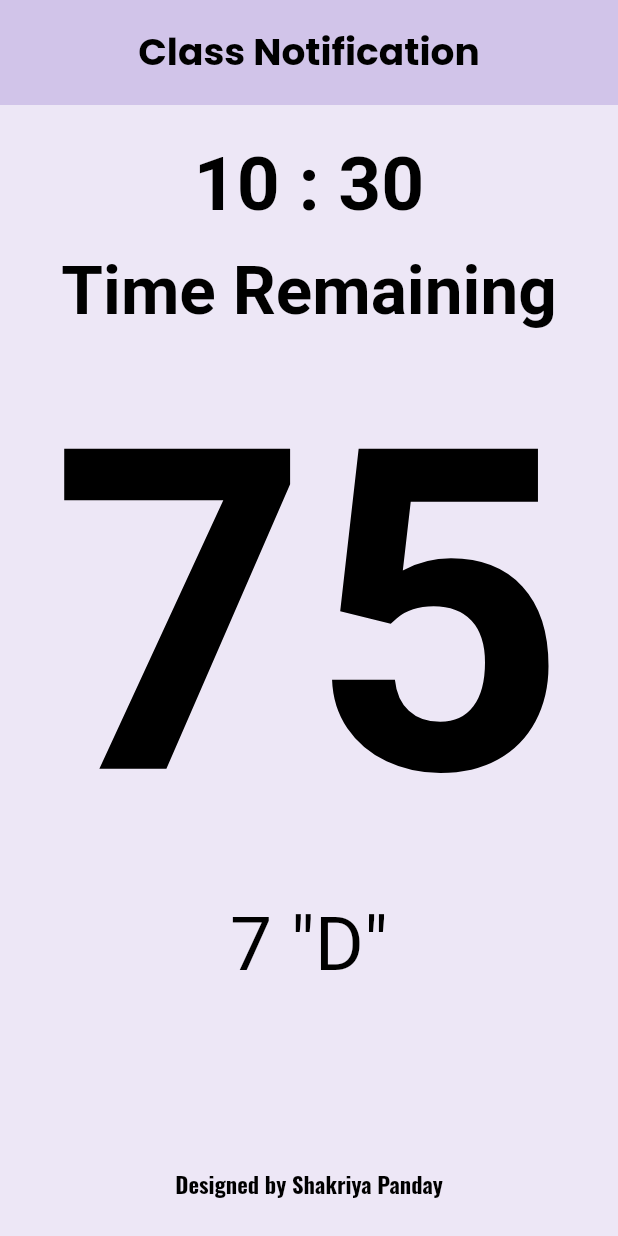
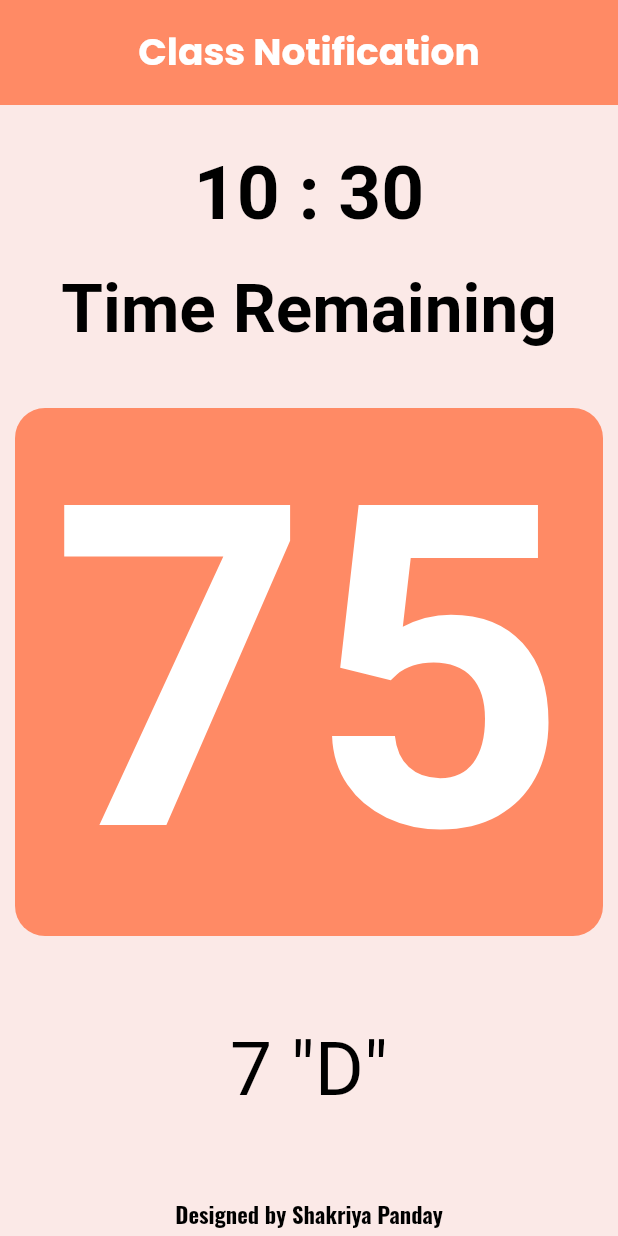
Before and after one commit to ShakriyaPanday/timetable, a Flutter app: the screen it shows after launch, after a tap on "Designed by Shakriya Panday", on a phone screen of 412 x 824 dp. Run offline on Flutter 3.47's test engine with Material 2 defaults, Android fonts, the light colour scheme and no system bars; our stand-ins replace google_fonts; Roboto replaces fonts that are missing (Ubuntu).

Commit message:
Color Changed

```diff
--- a/lib/main.dart
+++ b/lib/main.dart
@@ -14,9 +14,10 @@ class MyApp extends StatelessWidget {
       debugShowCheckedModeBanner: false,
       title: "Bell",
       theme: ThemeData(
-          scaffoldBackgroundColor: Colors.deepPurple[50],
+          scaffoldBackgroundColor: Colors.deepOrange[50],
           appBarTheme: AppBarTheme(
-            backgroundColor: Colors.deepPurple[100],
+            backgroundColor: Colors.deepOrange[300],
+            foregroundColor: Colors.white,
             elevation: 0,
             centerTitle: true,
             toolbarHeight: 70,
--- a/lib/pages/homepage.dart
+++ b/lib/pages/homepage.dart
@@ -20,7 +20,7 @@ class HomePage extends StatelessWidget {
             style: GoogleFonts.poppins(
               fontWeight: FontWeight.bold,
               fontSize: 25,
-              color: Colors.black,
+              // color: Colors.white,
             ),
           ),
         ),
--- a/lib/utlis/currenttime.dart
+++ b/lib/utlis/currenttime.dart
@@ -22,9 +22,12 @@ class _CurrentTimeState extends State<CurrentTime> {
       padding: const EdgeInsets.all(10.0),
       child: Center(
         child: Column(
-          mainAxisAlignment: MainAxisAlignment.spaceEvenly,
+          mainAxisAlignment: MainAxisAlignment.start,
           crossAxisAlignment: CrossAxisAlignment.center,
           children: [
+            SizedBox(
+              height: 20,
+            ),
             Container(
               child: Text(
                 currentHour.toString() + " : " + currentMinute.toString(),
@@ -34,6 +37,9 @@ class _CurrentTimeState extends State<CurrentTime> {
                   color: Colors.black,
                 ),
               ),
+            ),
+            SizedBox(
+              height: 20,
             ),
             Container(
               child: Text(
@@ -45,15 +51,28 @@ class _CurrentTimeState extends State<CurrentTime> {
                 ),
               ),
             ),
+            SizedBox(
+              height: 40,
+            ),
             Container(
+              width: 600,
+              decoration: BoxDecoration(
+                color: Colors.deepOrange[300],
+                borderRadius: BorderRadius.circular(20),
+              ),
+              child: Center(
                 child: Text(
                   timeRemain,
                   style: GoogleFonts.ubuntu(
                     fontWeight: FontWeight.bold,
                     fontSize: 300,
-                  color: Colors.black,
+                    color: Colors.white,
                   ),
                 ),
+              ),
+            ),
+            SizedBox(
+              height: 60,
             ),
             Container(
                 child: Text(
@@ -64,7 +83,7 @@ class _CurrentTimeState extends State<CurrentTime> {
               ),
             )),
             SizedBox(
-              height: 90,
+              height: 55,
             ),
             GestureDetector(
               onTap: () {
@@ -76,12 +95,15 @@ class _CurrentTimeState extends State<CurrentTime> {
                 });
               },
               child: Container(
+                width: double.infinity,
+                child: Center(
                   child: Text(
                     "Designed by Shakriya Panday",
                     style: GoogleFonts.oswald(
                       fontWeight: FontWeight.bold,
                       fontSize: 15,
                       color: Colors.black,
+                    ),
                   ),
                 ),
               ),
@@ -95,9 +117,9 @@ class _CurrentTimeState extends State<CurrentTime> {
 
 String timeRemains(int currentHour, int currentMinute) {
   //First Period
-  if (currentHour == 11 && currentMinute > 22 && currentMinute <= 28) {
+  if (currentHour == 11 && currentMinute > 40 && currentMinute <= 50) {
     return (DateTime(DateTime.now().year, DateTime.now().month,
-                DateTime.now().day, 11, 45)
+                DateTime.now().day, 11, 50)
             .difference(DateTime(DateTime.now().year, DateTime.now().month,
                 DateTime.now().day, currentHour, currentMinute)))
         .inMinutes
```
Lines whose indentation alone changed are shown as unchanged.
